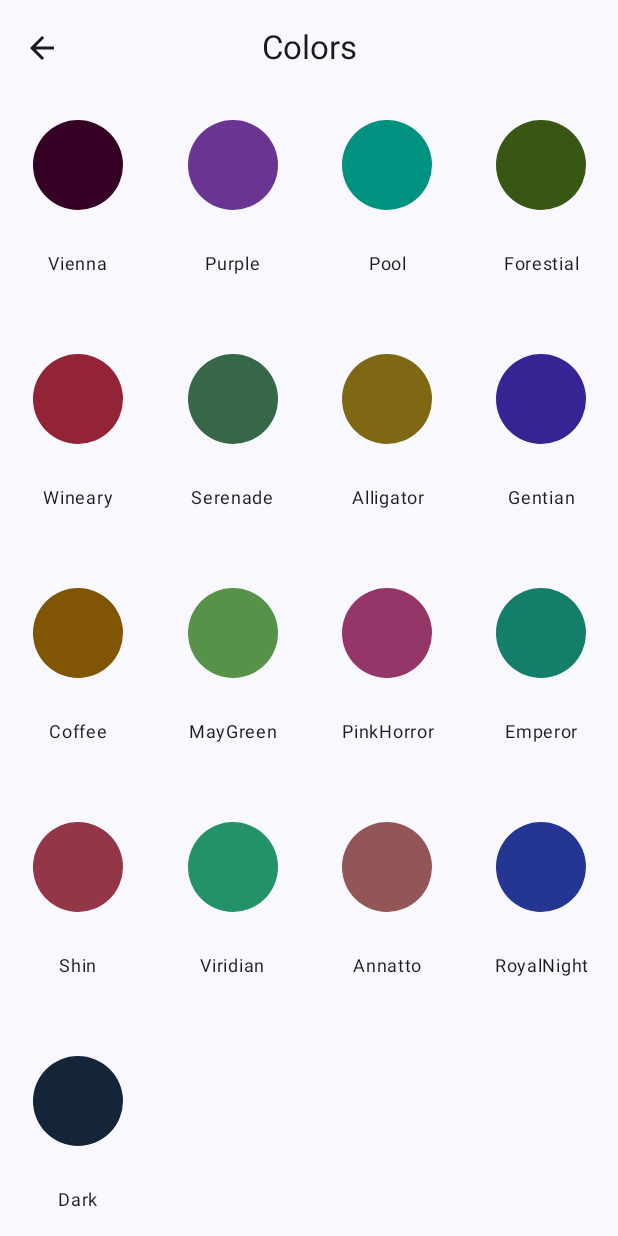
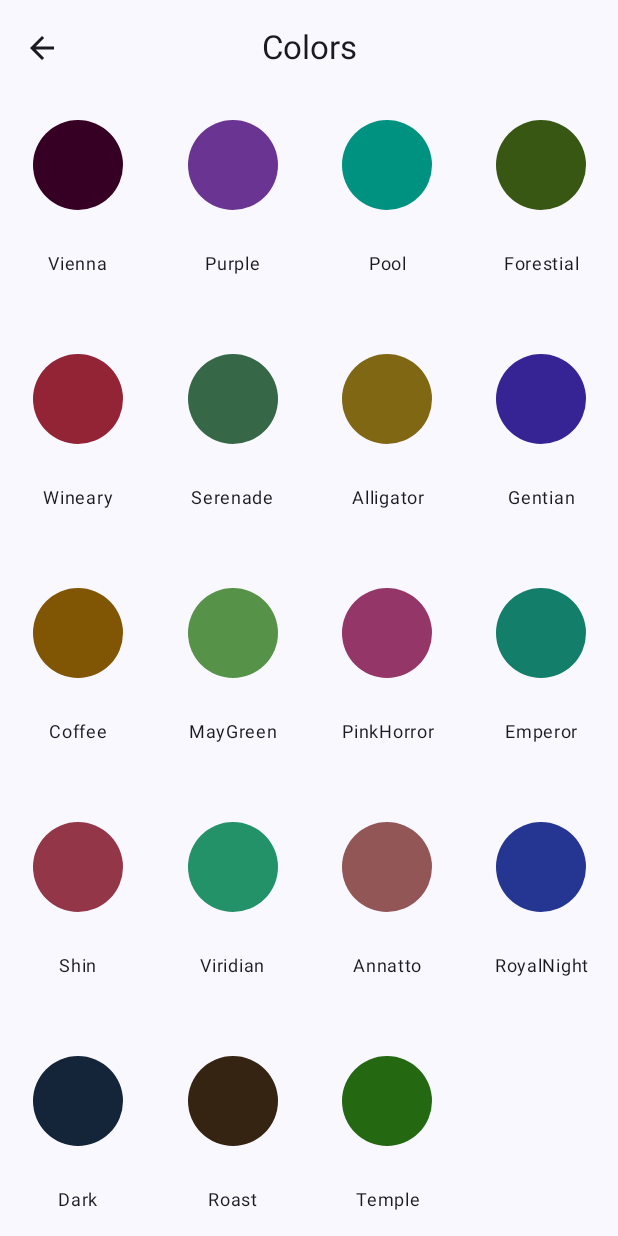
Before and after one commit to bharat2005/lpu-touch-clone-2, an Android app built with Jetpack Compose: the ColorsScreen screen opened through its navigation route, scrolled down 152 dp, on a phone screen of 412 x 824 dp. Run offline under Robolectric (Android 15) with nearby library versions, the phone set to English and light mode, and no system bars; our stand-ins replace accompanist.

Commit message:
Temnple and Roast Color Added

```diff
--- a/app/src/main/java/com/example/lputouch/data/source/MyColorsList.kt
+++ b/app/src/main/java/com/example/lputouch/data/source/MyColorsList.kt
@@ -16,9 +16,11 @@ import com.example.lputouch.ui.theme.Noir
 import com.example.lputouch.ui.theme.PinkHorror
 import com.example.lputouch.ui.theme.Pool
 import com.example.lputouch.ui.theme.Purple
+import com.example.lputouch.ui.theme.Roast
 import com.example.lputouch.ui.theme.RoyalNight
 import com.example.lputouch.ui.theme.Serenade
 import com.example.lputouch.ui.theme.Shin
+import com.example.lputouch.ui.theme.Temple
 import com.example.lputouch.ui.theme.Vienna
 import com.example.lputouch.ui.theme.Viridian
 import com.example.lputouch.ui.theme.Wineary
@@ -45,5 +47,8 @@ val myColorsList : List<MyColor> = listOf(
     MyColor(Annatto, "Annatto"),
     MyColor(RoyalNight, "RoyalNight"),
     MyColor(Dark, "Dark"),
+    MyColor(Roast, "Roast"),
+    MyColor(Temple, "Temple"),
+
 
 )
--- a/app/src/main/java/com/example/lputouch/ui/theme/Color.kt
+++ b/app/src/main/java/com/example/lputouch/ui/theme/Color.kt
@@ -68,8 +68,8 @@ val RoyalNight = Color(0xFF253692)  // 03-Oct-Friday 08:05 PM Dinner
 
 //    04-Oct-Saturday
 val Dark = Color(0xFF142539) // 04-Oct-Saturday 09:14 AM BreakFast
-////////////////////////////////////////////////////////////////////////
-////////////////////////////////////////////////////////////////////////
+val Roast = Color(0xFF352412) // 04-Oct-Saturday 01:14 PM Lunch
+val Temple = Color(0xFF246811)  // 04-Oct-Saturday 08:02 PM Dinner
 
 
 //    05-Oct-Sunday
```
